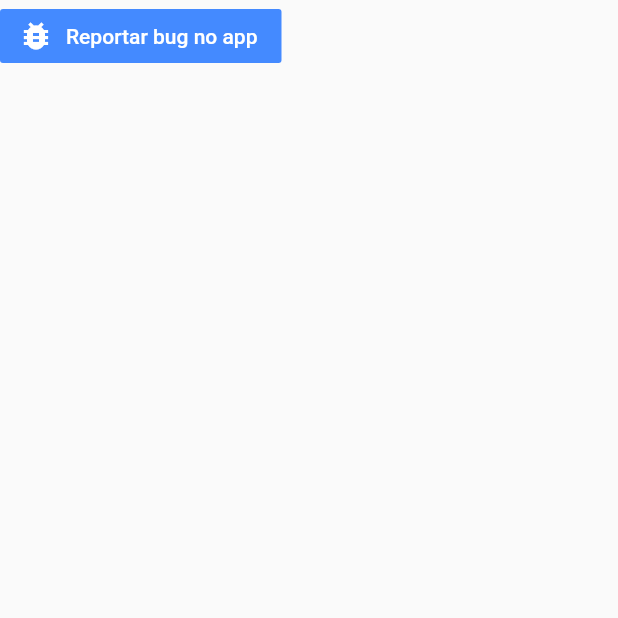
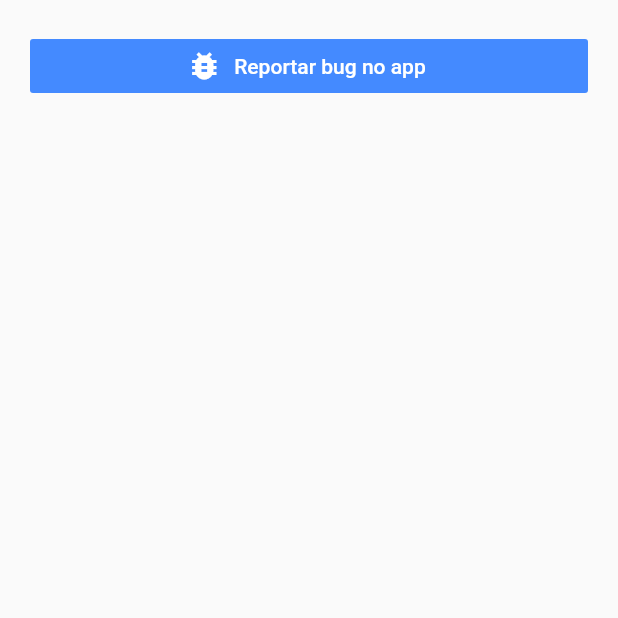
Before and after one commit to webererico/AgendeiCliente2.0, a Flutter app: the ConfigTab screen opened directly, on a phone screen of 412 x 824 dp, the top half of it. Run offline on Flutter 3.47's test engine with Material 2 defaults, Android fonts, the phone set to English and light mode, and no system bars; our stand-ins replace cloud_firestore, firebase_auth, firebase_storage, flutter_signin_button, font_awesome_flutter, google_sign_in and 1 more; missing offline and left inert: awesome_card; accounts and stored records are empty.

```diff
--- a/lib/tabs/config_tab.dart
+++ b/lib/tabs/config_tab.dart
@@ -14,15 +14,22 @@ class _ConfigTabState extends State<ConfigTab> {
       body: Column(
         crossAxisAlignment: CrossAxisAlignment.center,
         children: <Widget>[
-          FlatButton.icon(
-              color: Colors.blueAccent,
-              icon: Icon(Icons.bug_report, color: Colors.white,),
-              label: Text('Reportar bug no app', style: TextStyle(color: Colors.white),),
-              onPressed: (){
-                print('botao reportar bug');
-                Navigator.of(context).push(MaterialPageRoute(builder: (context)=>BugReportScreen()));
-              },
-          ),
+          Container(
+            padding: EdgeInsets.all(20.0),
+            width: MediaQuery.of(context).size.width,
+              child: FlatButton.icon(
+                color: Colors.blueAccent,
+                icon: Icon(Icons.bug_report, color: Colors.white,),
+                label: Text('Reportar bug no app',
+                  style: TextStyle(color: Colors.white),),
+                onPressed: () {
+                  print('botao reportar bug');
+                  Navigator.of(context).push(MaterialPageRoute(
+                      builder: (context) => BugReportScreen()));
+                },
+              ),
+          )
+
         ],
       ),
     );
```
